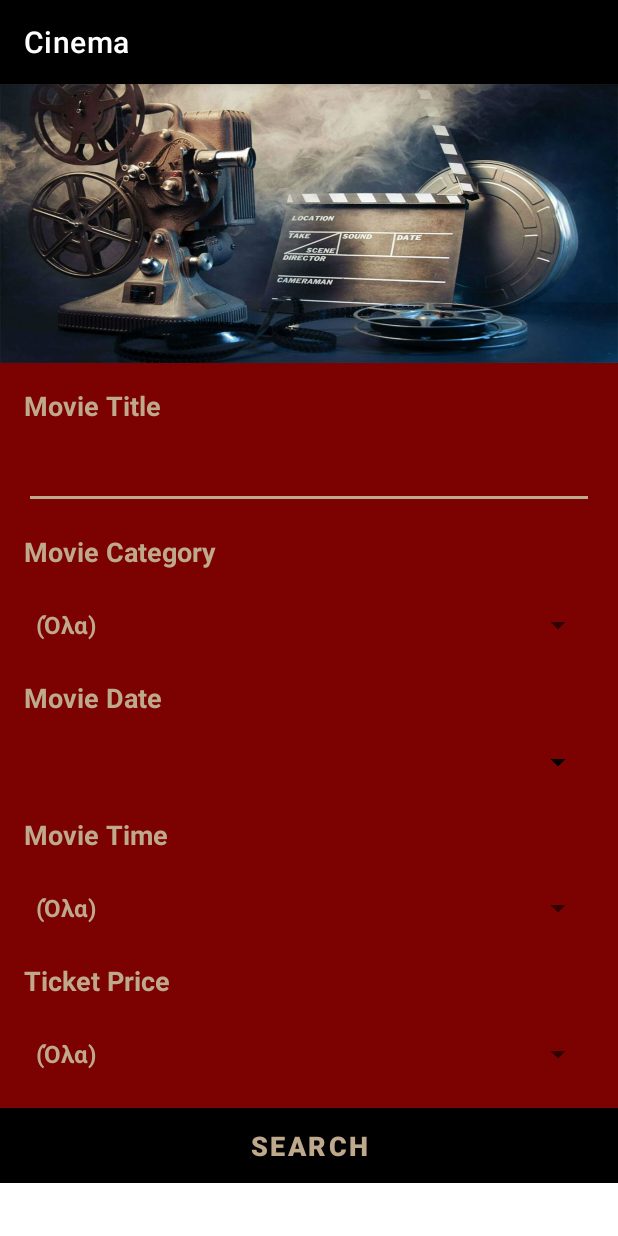
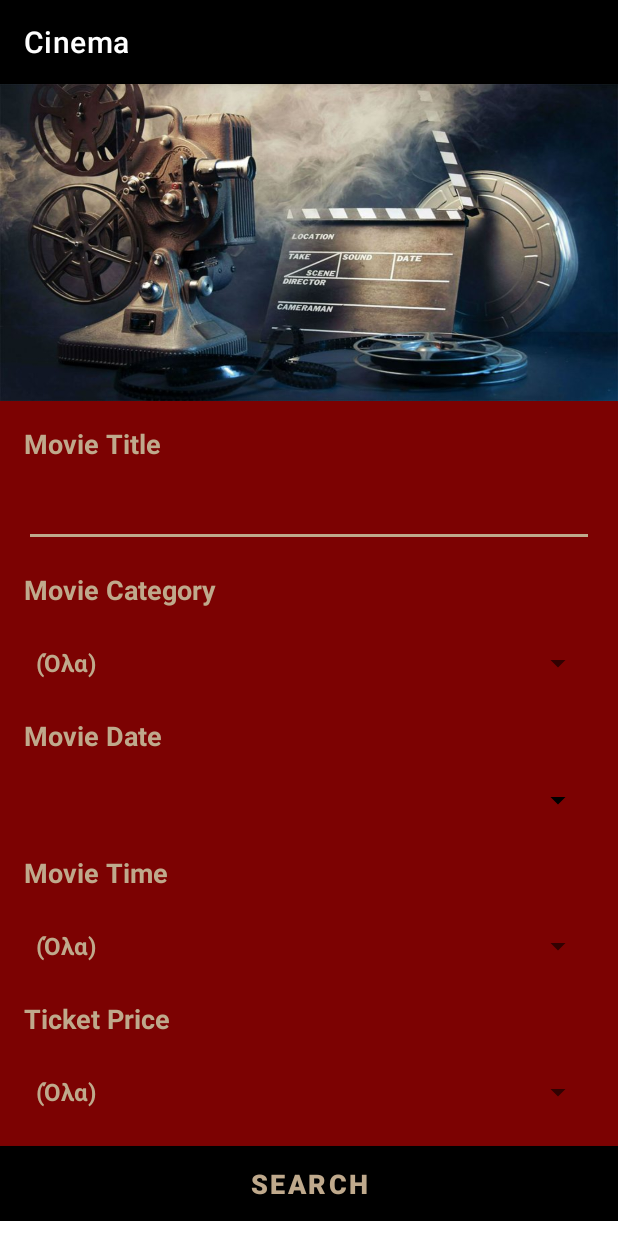
Before and after one commit to marevio/cinema, an Android app: the screen it shows after launch (MainActivity), on a phone screen of 412 x 824 dp. Run offline under Robolectric (Android 15) with nearby library versions, the phone set to English and light mode, and no system bars.

Commit message:
ΔΙΟΡΘΩΣΗ MAIN VIEW KAI LAND MAIN VIEW

```diff
--- a/app/src/main/res/layout-land/activity_main.xml
+++ b/app/src/main/res/layout-land/activity_main.xml
@@ -1,28 +1,38 @@
 <?xml version="1.0" encoding="utf-8"?>
 
-<RelativeLayout xmlns:android="http://schemas.android.com/apk/res/android"
+<ScrollView xmlns:android="http://schemas.android.com/apk/res/android"
     xmlns:app="http://schemas.android.com/apk/res-auto"
     xmlns:tools="http://schemas.android.com/tools"
     android:layout_width="match_parent"
+    android:layout_height="wrap_content"
+    android:isScrollContainer="true">
+
+    <LinearLayout
+        android:layout_width="match_parent"
         android:layout_height="match_parent"
         android:background="#7C0202"
-    android:isScrollContainer="true">
-
+        android:orientation="vertical">
 
         <ImageView
             android:id="@+id/imageViewCinema"
             android:layout_width="match_parent"
-        android:layout_height="79dp"
+            android:layout_height="219dp"
             android:adjustViewBounds="false"
             android:foreground="@drawable/cinema_01_920x518" />
 
+        <LinearLayout
+            android:layout_width="match_parent"
+            android:layout_height="70dp"
+            android:orientation="horizontal">
+
             <TextView
                 android:id="@+id/textViewTitleLabel"
-        android:layout_width="250dp"
-        android:layout_height="wrap_content"
+                android:layout_width="248dp"
+                android:layout_height="40dp"
                 android:layout_below="@+id/imageViewCinema"
-        android:layout_marginStart="16dp"
-        android:layout_marginTop="4dp"
+                android:layout_marginStart="40dp"
+                android:layout_marginLeft="16dp"
+                android:layout_marginTop="0dp"
                 android:layout_marginEnd="16dp"
                 android:text="@string/label_title"
                 android:textColor="#BFA98C"
@@ -31,26 +41,28 @@
 
             <EditText
                 android:id="@+id/editTextTitle"
-        android:layout_width="250dp"
+                android:layout_width="match_parent"
                 android:layout_height="40dp"
-        android:layout_below="@+id/textViewTitleLabel"
                 android:layout_marginStart="16dp"
-        android:layout_marginTop="4dp"
+                android:layout_marginTop="16dp"
                 android:layout_marginEnd="16dp"
-        android:ems="10"
                 android:inputType="textPersonName"
                 android:textColor="#BFA98C"
                 android:textStyle="bold" />
+        </LinearLayout>
+
+        <LinearLayout
+            android:layout_width="match_parent"
+            android:layout_height="70dp"
+            android:orientation="horizontal">
 
             <TextView
                 android:id="@+id/textViewCategory"
-        android:layout_width="250dp"
-        android:layout_height="wrap_content"
-        android:layout_below="@+id/imageViewCinema"
-        android:layout_marginStart="50dp"
-        android:layout_marginTop="4dp"
+                android:layout_width="248dp"
+                android:layout_height="40dp"
+                android:layout_marginStart="40dp"
+                android:layout_marginTop="16dp"
                 android:layout_marginEnd="16dp"
-        android:layout_toEndOf="@+id/textViewTitleLabel"
                 android:text="@string/label_category"
                 android:textColor="#BFA98C"
                 android:textSize="18sp"
@@ -58,13 +70,82 @@
 
             <Spinner
                 android:id="@+id/spinnerCategory"
-        android:layout_width="250dp"
+                android:layout_width="match_parent"
                 android:layout_height="40dp"
-        android:layout_below="@+id/textViewCategory"
-        android:layout_marginStart="50dp"
-        android:layout_marginTop="4dp"
+                android:layout_marginStart="16dp"
+                android:layout_marginTop="16dp"
                 android:layout_marginEnd="16dp"
-        android:layout_toEndOf="@+id/editTextTitle"
+                android:clickable="true"
+                android:dropDownWidth="match_parent"
+                android:focusableInTouchMode="true"
+                android:hapticFeedbackEnabled="false"
+                android:isScrollContainer="true"
+                android:keepScreenOn="false"
+                android:persistentDrawingCache="all|scrolling|none|animation"
+                android:popupBackground="@android:drawable/dialog_holo_dark_frame"
+                android:scrollbarSize="14dp"
+                android:visibility="visible" />
+        </LinearLayout>
+
+        <LinearLayout
+            android:layout_width="match_parent"
+            android:layout_height="70dp"
+            android:layout_marginTop="16dp"
+            android:orientation="horizontal">
+
+            <TextView
+                android:id="@+id/textViewDate"
+                android:layout_width="248dp"
+                android:layout_height="40dp"
+                android:layout_marginStart="40dp"
+                android:layout_marginTop="0dp"
+                android:layout_marginEnd="16dp"
+                android:text="@string/label_date"
+                android:textColor="#BFA98C"
+                android:textSize="18sp"
+                android:textStyle="bold" />
+
+            <Button
+                android:id="@+id/datePickerButton"
+                style="?android:spinnerStyle"
+                android:layout_width="match_parent"
+                android:layout_height="40dp"
+                android:layout_marginStart="16dp"
+                android:layout_marginTop="16dp"
+                android:layout_marginEnd="16dp"
+                android:onClick="openDatePicker"
+                android:textColor="#BFA98C"
+                android:textSize="18sp"
+                app:layout_constraintLeft_toLeftOf="parent"
+                app:layout_constraintRight_toRightOf="parent"
+                app:layout_constraintTop_toBottomOf="@+id/textViewTime" />
+
+        </LinearLayout>
+
+        <LinearLayout
+            android:layout_width="match_parent"
+            android:layout_height="70dp"
+            android:orientation="horizontal">
+
+            <TextView
+                android:id="@+id/textViewTime"
+                android:layout_width="248dp"
+                android:layout_height="40dp"
+                android:layout_marginStart="40dp"
+                android:layout_marginTop="16dp"
+                android:layout_marginEnd="16dp"
+                android:text="@string/label_time"
+                android:textColor="#BFA98C"
+                android:textSize="18sp"
+                android:textStyle="bold" />
+
+            <Spinner
+                android:id="@+id/spinnerTime"
+                android:layout_width="match_parent"
+                android:layout_height="40dp"
+                android:layout_marginStart="16dp"
+                android:layout_marginTop="16dp"
+                android:layout_marginEnd="16dp"
                 android:clickable="true"
                 android:dropDownWidth="match_parent"
                 android:focusableInTouchMode="true"
@@ -76,58 +157,32 @@
                 android:scrollbarSize="14dp"
                 android:visibility="visible" />
 
-    <TextView
-        android:id="@+id/textViewDate"
-        android:layout_width="250dp"
-        android:layout_height="wrap_content"
-        android:layout_below="@+id/spinnerCategory"
-        android:layout_marginStart="16dp"
-        android:layout_marginTop="4dp"
-        android:layout_marginEnd="16dp"
-        android:text="@string/label_date"
-        android:textColor="#BFA98C"
-        android:textSize="18sp"
-        android:textStyle="bold" />
+        </LinearLayout>
 
-    <Button
-        android:id="@+id/datePickerButton"
-        style="?android:spinnerStyle"
-        android:layout_width="250dp"
-        android:layout_height="40dp"
-        android:layout_below="@+id/textViewDate"
-        android:layout_marginStart="16dp"
-        android:layout_marginTop="4dp"
-        android:layout_marginEnd="16dp"
-        android:onClick="openDatePicker"
-        android:textColor="#BFA98C"
-        android:textSize="18sp"
-        app:layout_constraintLeft_toLeftOf="parent"
-        app:layout_constraintRight_toRightOf="parent"
-        app:layout_constraintTop_toBottomOf="@+id/textViewTime" />
+        <LinearLayout
+            android:layout_width="match_parent"
+            android:layout_height="70dp"
+            android:orientation="horizontal">
 
             <TextView
-        android:id="@+id/textViewTime"
-        android:layout_width="250dp"
-        android:layout_height="wrap_content"
-        android:layout_below="@+id/spinnerCategory"
-        android:layout_marginStart="50dp"
-        android:layout_marginTop="4dp"
+                android:id="@+id/textViewPrice"
+                android:layout_width="248dp"
+                android:layout_height="40dp"
+                android:layout_marginStart="40dp"
+                android:layout_marginTop="16dp"
                 android:layout_marginEnd="16dp"
-        android:layout_toEndOf="@+id/textViewDate"
-        android:text="@string/label_time"
+                android:text="@string/label_price"
                 android:textColor="#BFA98C"
                 android:textSize="18sp"
                 android:textStyle="bold" />
 
             <Spinner
-        android:id="@+id/spinnerTime"
-        android:layout_width="250dp"
-        android:layout_height="wrap_content"
-        android:layout_below="@+id/textViewTime"
-        android:layout_marginStart="50dp"
-        android:layout_marginTop="5dp"
+                android:id="@+id/spinnerPrice"
+                android:layout_width="match_parent"
+                android:layout_height="40dp"
+                android:layout_marginStart="16dp"
+                android:layout_marginTop="16dp"
                 android:layout_marginEnd="16dp"
-        android:layout_toEndOf="@+id/datePickerButton"
                 android:clickable="true"
                 android:dropDownWidth="match_parent"
                 android:focusableInTouchMode="true"
@@ -138,50 +193,19 @@
                 android:popupBackground="@android:drawable/dialog_holo_dark_frame"
                 android:scrollbarSize="14dp"
                 android:visibility="visible" />
-
-    <TextView
-        android:id="@+id/textViewPrice"
-        android:layout_width="250dp"
-        android:layout_height="37dp"
-        android:layout_below="@+id/datePickerButton"
-        android:layout_marginStart="16dp"
-        android:layout_marginTop="4dp"
-        android:layout_marginEnd="16dp"
-        android:text="@string/label_price"
-        android:textColor="#BFA98C"
-        android:textSize="18sp"
-        android:textStyle="bold" />
-
-    <Spinner
-        android:id="@+id/spinnerPrice"
-        android:layout_width="250dp"
-        android:layout_height="40dp"
-        android:layout_below="@+id/datePickerButton"
-        android:layout_marginStart="50dp"
-        android:layout_marginTop="4dp"
-        android:layout_marginEnd="16dp"
-        android:layout_toEndOf="@+id/textViewPrice"
-        android:clickable="true"
-        android:dropDownWidth="match_parent"
-        android:focusableInTouchMode="true"
-        android:hapticFeedbackEnabled="false"
-        android:isScrollContainer="true"
-        android:keepScreenOn="false"
-        android:persistentDrawingCache="all|scrolling|none|animation"
-        android:popupBackground="@android:drawable/dialog_holo_dark_frame"
-        android:scrollbarSize="14dp"
-        android:visibility="visible" />
+        </LinearLayout>
 
         <Button
             android:id="@+id/buttonSearch"
             android:layout_width="match_parent"
-        android:layout_height="40dp"
-        android:layout_alignParentBottom="true"
-        android:layout_marginBottom="0dp"
+            android:layout_height="50dp"
+            android:layout_marginTop="16dp"
             android:background="#0B0B0B"
             android:text="@string/button_search"
             android:textColor="#BFA98C"
             android:textSize="18sp"
             android:textStyle="bold" />
 
-</RelativeLayout>
+
+    </LinearLayout>
+</ScrollView>
--- a/app/src/main/res/layout/activity_main.xml
+++ b/app/src/main/res/layout/activity_main.xml
@@ -16,7 +16,7 @@
         <ImageView
             android:id="@+id/imageViewCinema"
             android:layout_width="match_parent"
-            android:layout_height="186dp"
+            android:layout_height="211dp"
             android:adjustViewBounds="false"
             android:foreground="@drawable/cinema_01_920x518" />
 
```
Lines whose indentation alone changed are shown as unchanged.
